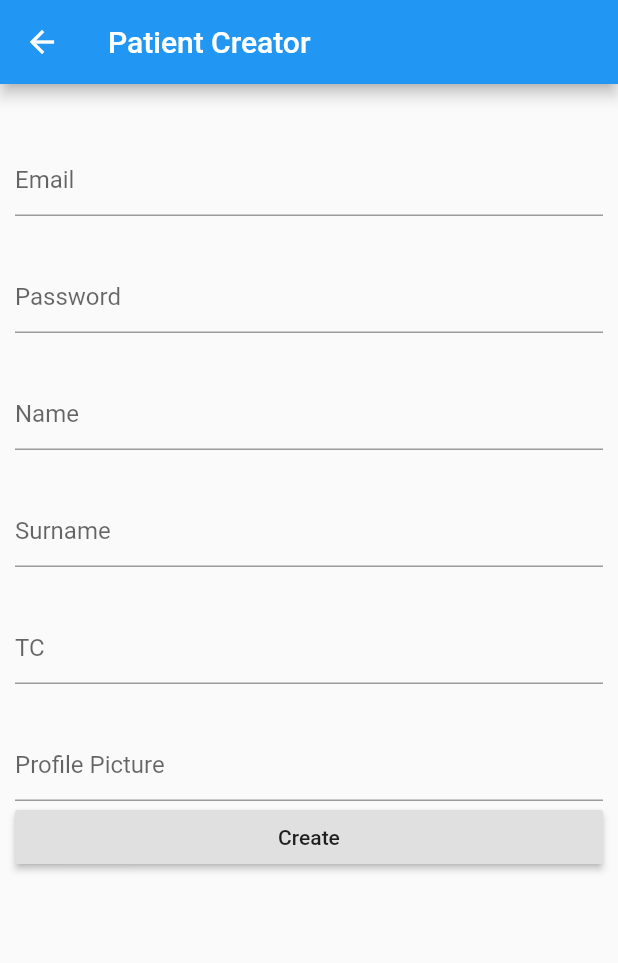
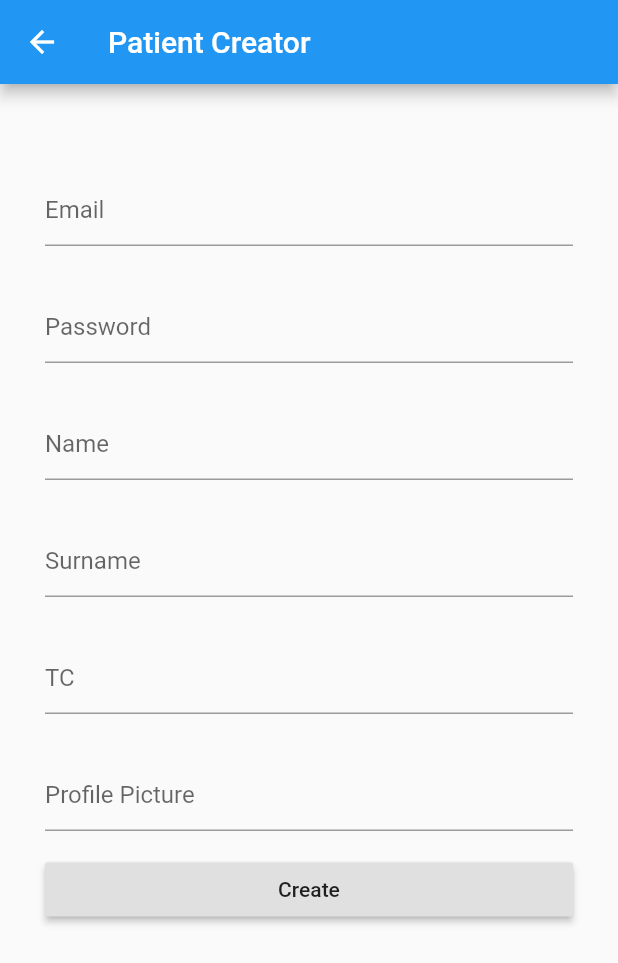
Before and after one commit to Egomination/quela, a Flutter app: the CreatePatient screen opened directly, on a phone screen of 412 x 824 dp. Shown: the top 963 px of the screen. Run offline on Flutter 3.47's test engine with Material 2 defaults, Android fonts, the phone set to English and light mode, and no system bars; our stand-ins replace bloc, equatable, firebase_auth, flip_card, flutter_bloc, flutter_secure_storage; missing offline and left inert: flutter_graphql, flutter_webrtc; accounts and stored records are empty; statements that could not run were skipped.

Commit message:
Staff Ench.

```diff
--- a/lib/pages/staff/create_patient.dart
+++ b/lib/pages/staff/create_patient.dart
@@ -53,7 +53,7 @@ class _CreatePatientState extends State<CreatePatient> {
         title: Text('Patient Creator'),
       ),
       body: ListView(
-        padding: EdgeInsets.all(10.0),
+        padding: EdgeInsets.all(30.0),
         children: <Widget>[
           inputField("Email", TextInputType.emailAddress, _emailController),
           inputField("Password", TextInputType.text, _passwordController),
@@ -62,9 +62,15 @@ class _CreatePatientState extends State<CreatePatient> {
           inputField("TC", TextInputType.number, _tcController),
           inputField(
               "Profile Picture", TextInputType.url, _profilePicController),
-          RaisedButton(
-            child: Text('Create'),
-            onPressed: _submit,
+          Padding(
+            padding: const EdgeInsets.only(top: 15.0),
+            child: RaisedButton(
+              child: Text('Create'),
+              onPressed: () {
+                _submit();
+                Navigator.pop(context);
+              },
+            ),
           ),
         ],
       ),
```
